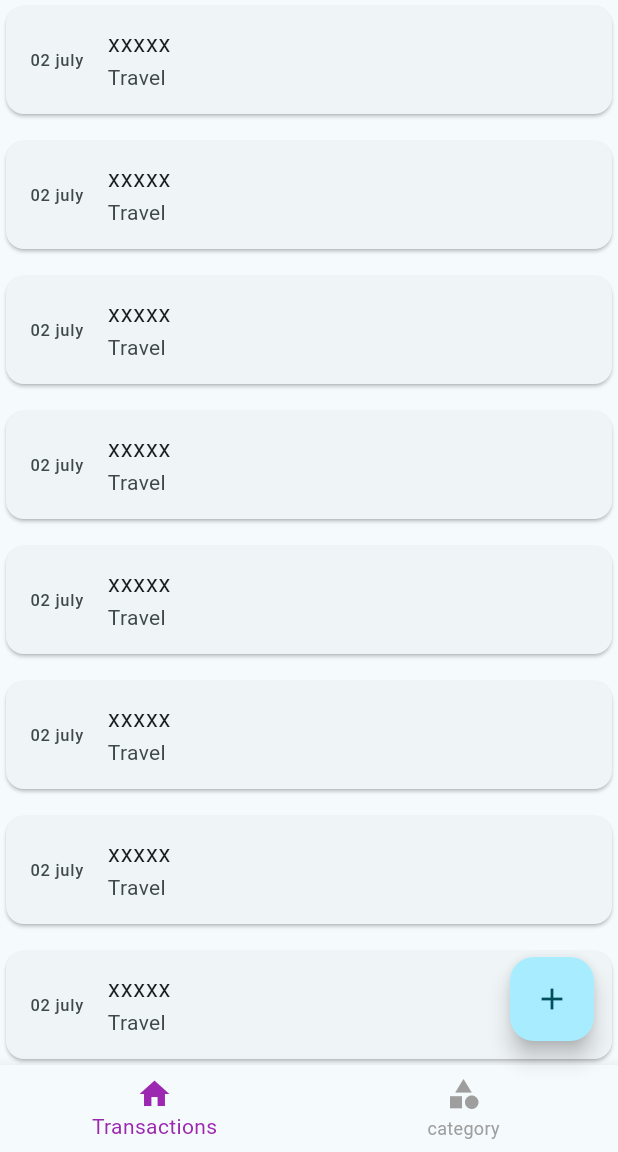
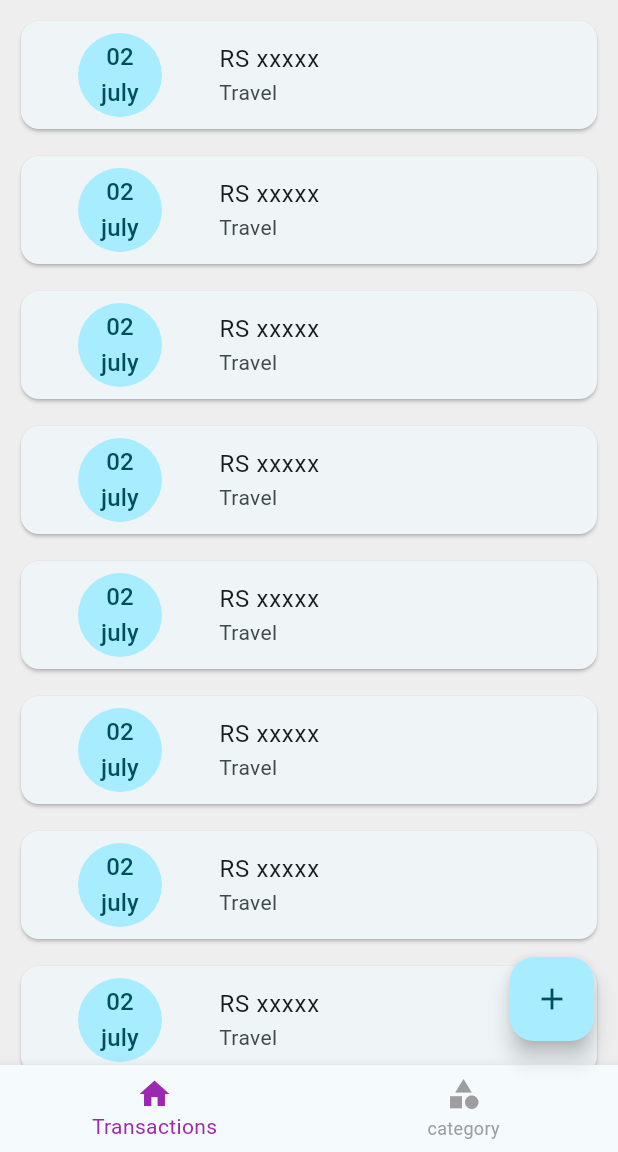
Before and after one commit to sanjaydevscripts/MONEY_MANAGEMENT, a Flutter app: the screen it shows after launch, on a phone screen of 412 x 824 dp, the part 84-1236 px from its top. Run offline on Flutter 3.47's test engine with Material 3 defaults, Android fonts, the phone set to English and light mode, and no system bars.

Commit message:
baic UI completed

```diff
--- a/lib/screens/home/screen_home.dart
+++ b/lib/screens/home/screen_home.dart
@@ -17,6 +17,7 @@ class ScreenHome extends StatelessWidget {
   Widget build(BuildContext context) {
     return  SafeArea(
       child: Scaffold(
+        backgroundColor: Colors.grey[200],
         appBar: AppBar(title: Text('MONEY MANAGER'),centerTitle: true,backgroundColor: Colors.blue,),
         bottomNavigationBar: MoneyManagerBottomNavigation(),
         body: SafeArea(
--- a/lib/screens/transactions/screen_transaction.dart
+++ b/lib/screens/transactions/screen_transaction.dart
@@ -6,11 +6,15 @@ class ScreenTransacton extends StatelessWidget {
   @override
   Widget build(BuildContext context) {
     return ListView.separated(
+      padding:const EdgeInsets.all(10) ,
                     itemBuilder: (ctx, index){
-                      return Card(
+                      return const Card(
                         child: ListTile(
-                          leading: Text('02 july'),
-                          title: Text('xxxxx'),
+                          leading: CircleAvatar(
+                                        radius:50,
+                                        child:Text('02\njuly',textAlign: TextAlign.center,)
+                                       ),
+                          title: Text('RS xxxxx'),
                           subtitle: Text('Travel'),
                         ),
                       );
```
